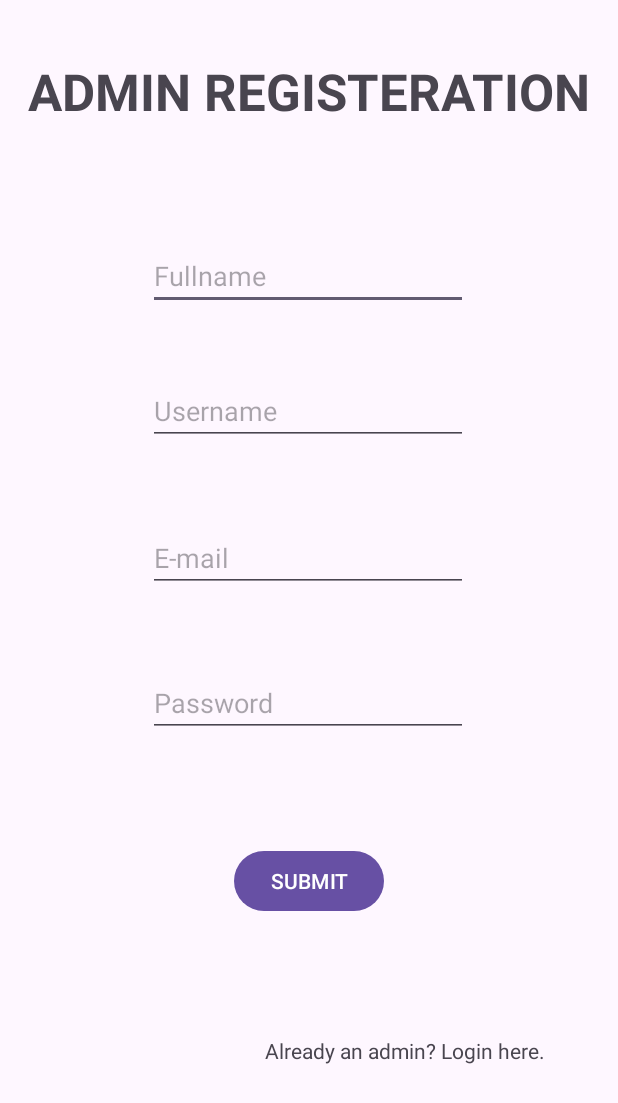
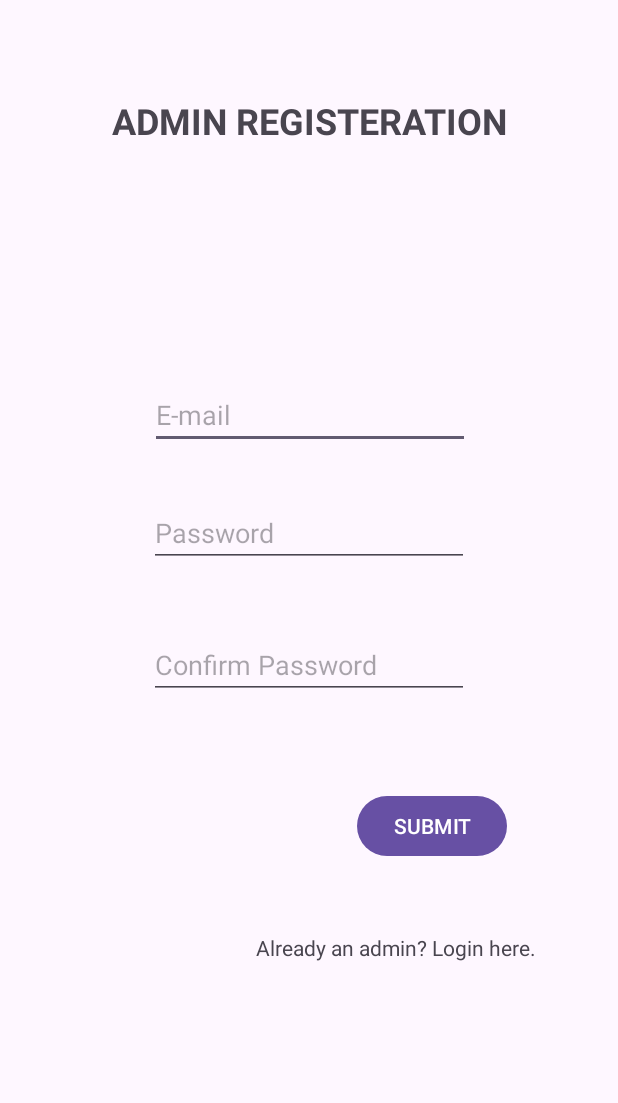
Before and after one commit to alnrsyhdh/SERVIFY-KTDI-MART-APP, an Android app: the layout activity_admin_register.xml on its own in the app's theme, with its tools: preview values and no code run, on a phone screen of 412 x 824 dp. Shown: the top 1103 px of the screen. Run offline under Robolectric (Android 15) with nearby library versions, the phone set to English and light mode, and no system bars.

Commit message:
ADMIN REGISTER AND LOGIN
default test acc password : Test12345.

```diff
--- a/app/build.gradle
+++ b/app/build.gradle
@@ -1,5 +1,6 @@
 plugins {
     id 'com.android.application'
+    id 'com.google.gms.google-services'
 }
 
 android {
@@ -22,6 +23,8 @@ android {
             proguardFiles getDefaultProguardFile('proguard-android-optimize.txt'), 'proguard-rules.pro'
         }
     }
+
+
     compileOptions {
         sourceCompatibility JavaVersion.VERSION_1_8
         targetCompatibility JavaVersion.VERSION_1_8
@@ -33,6 +36,7 @@ dependencies {
     implementation 'androidx.appcompat:appcompat:1.6.1'
     implementation 'com.google.android.material:material:1.5.0'
     implementation 'androidx.constraintlayout:constraintlayout:2.1.4'
+    implementation 'com.google.firebase:firebase-auth:21.1.0'
     testImplementation 'junit:junit:4.13.2'
     androidTestImplementation 'androidx.test.ext:junit:1.1.5'
     androidTestImplementation 'androidx.test.espresso:espresso-core:3.5.1'
--- a/app/src/main/res/layout/activity_admin_register.xml
+++ b/app/src/main/res/layout/activity_admin_register.xml
@@ -11,41 +11,14 @@
         android:layout_width="wrap_content"
         android:layout_height="wrap_content"
         android:text="ADMIN REGISTERATION"
-        android:textSize="34sp"
+        android:textSize="24sp"
         android:textStyle="bold"
         app:layout_constraintBottom_toBottomOf="parent"
         app:layout_constraintEnd_toEndOf="parent"
+        app:layout_constraintHorizontal_bias="0.503"
         app:layout_constraintStart_toStartOf="parent"
         app:layout_constraintTop_toTopOf="parent"
-        app:layout_constraintVertical_bias="0.049" />
-
-    <EditText
-        android:id="@+id/et_register_fn"
-        android:layout_width="wrap_content"
-        android:layout_height="wrap_content"
-        android:ems="10"
-        android:hint="Fullname"
-        android:inputType="text"
-        app:layout_constraintBottom_toBottomOf="parent"
-        app:layout_constraintEnd_toEndOf="parent"
-        app:layout_constraintHorizontal_bias="0.497"
-        app:layout_constraintStart_toStartOf="parent"
-        app:layout_constraintTop_toBottomOf="@+id/tv_adminregister_display"
-        app:layout_constraintVertical_bias="0.112" />
-
-    <EditText
-        android:id="@+id/et_register_un"
-        android:layout_width="wrap_content"
-        android:layout_height="wrap_content"
-        android:ems="10"
-        android:hint="Username"
-        android:inputType="text"
-        app:layout_constraintBottom_toBottomOf="parent"
-        app:layout_constraintEnd_toEndOf="parent"
-        app:layout_constraintHorizontal_bias="0.497"
-        app:layout_constraintStart_toStartOf="parent"
-        app:layout_constraintTop_toBottomOf="@+id/et_register_fn"
-        app:layout_constraintVertical_bias="0.078" />
+        app:layout_constraintVertical_bias="0.081" />
 
     <EditText
         android:id="@+id/et_resgister_email"
@@ -56,10 +29,10 @@
         android:inputType="textEmailAddress"
         app:layout_constraintBottom_toBottomOf="parent"
         app:layout_constraintEnd_toEndOf="parent"
-        app:layout_constraintHorizontal_bias="0.497"
+        app:layout_constraintHorizontal_bias="0.502"
         app:layout_constraintStart_toStartOf="parent"
-        app:layout_constraintTop_toBottomOf="@+id/et_register_un"
-        app:layout_constraintVertical_bias="0.109" />
+        app:layout_constraintTop_toTopOf="parent"
+        app:layout_constraintVertical_bias="0.326" />
 
     <EditText
         android:id="@+id/et_register_pwd"
@@ -70,10 +43,9 @@
         android:inputType="textPassword"
         app:layout_constraintBottom_toBottomOf="parent"
         app:layout_constraintEnd_toEndOf="parent"
-        app:layout_constraintHorizontal_bias="0.497"
         app:layout_constraintStart_toStartOf="parent"
-        app:layout_constraintTop_toBottomOf="@+id/et_resgister_email"
-        app:layout_constraintVertical_bias="0.133" />
+        app:layout_constraintTop_toTopOf="parent"
+        app:layout_constraintVertical_bias="0.427" />
 
     <Button
         android:id="@+id/bt_register_submit"
@@ -82,9 +54,10 @@
         android:text="SUBMIT"
         app:layout_constraintBottom_toBottomOf="parent"
         app:layout_constraintEnd_toEndOf="parent"
+        app:layout_constraintHorizontal_bias="0.762"
         app:layout_constraintStart_toStartOf="parent"
-        app:layout_constraintTop_toBottomOf="@+id/et_register_pwd"
-        app:layout_constraintVertical_bias="0.252" />
+        app:layout_constraintTop_toTopOf="parent"
+        app:layout_constraintVertical_bias="0.679" />
 
     <TextView
         android:id="@+id/tv_register_movelogin"
@@ -93,9 +66,22 @@
         android:text="Already an admin? Login here."
         app:layout_constraintBottom_toBottomOf="parent"
         app:layout_constraintEnd_toEndOf="parent"
-        app:layout_constraintHorizontal_bias="0.784"
+        app:layout_constraintHorizontal_bias="0.757"
         app:layout_constraintStart_toStartOf="parent"
-        app:layout_constraintTop_toBottomOf="@+id/bt_register_submit"
-        app:layout_constraintVertical_bias="0.411" />
+        app:layout_constraintTop_toTopOf="parent"
+        app:layout_constraintVertical_bias="0.773" />
+
+    <EditText
+        android:id="@+id/et_register_cf_pwd"
+        android:layout_width="wrap_content"
+        android:layout_height="wrap_content"
+        android:ems="10"
+        android:hint="Confirm Password"
+        android:inputType="textPassword"
+        app:layout_constraintBottom_toBottomOf="parent"
+        app:layout_constraintEnd_toEndOf="parent"
+        app:layout_constraintStart_toStartOf="parent"
+        app:layout_constraintTop_toTopOf="parent"
+        app:layout_constraintVertical_bias="0.54" />
 
 </androidx.constraintlayout.widget.ConstraintLayout>
--- a/build.gradle
+++ b/build.gradle
@@ -1,4 +1,8 @@
-// Top-level build file where you can add configuration options common to all sub-projects/modules.
+buildscript {
+    dependencies {
+        classpath 'com.google.gms:google-services:4.3.14'
+    }
+}// Top-level build file where you can add configuration options common to all sub-projects/modules.
 plugins {
     id 'com.android.application' version '8.0.1' apply false
     id 'com.android.library' version '8.0.1' apply false
```
Also changed, not shown: app/src/main/AndroidManifest.xml (+5 -3 lines), app/src/main/java/com/example/servify/AdminLogin.java (+98 -0 lines), app/src/main/java/com/example/servify/AdminRegister.java (+103 -0 lines), app/src/main/res/layout/activity_admin_login.xml (+16 -12 lines), 1 other file.
